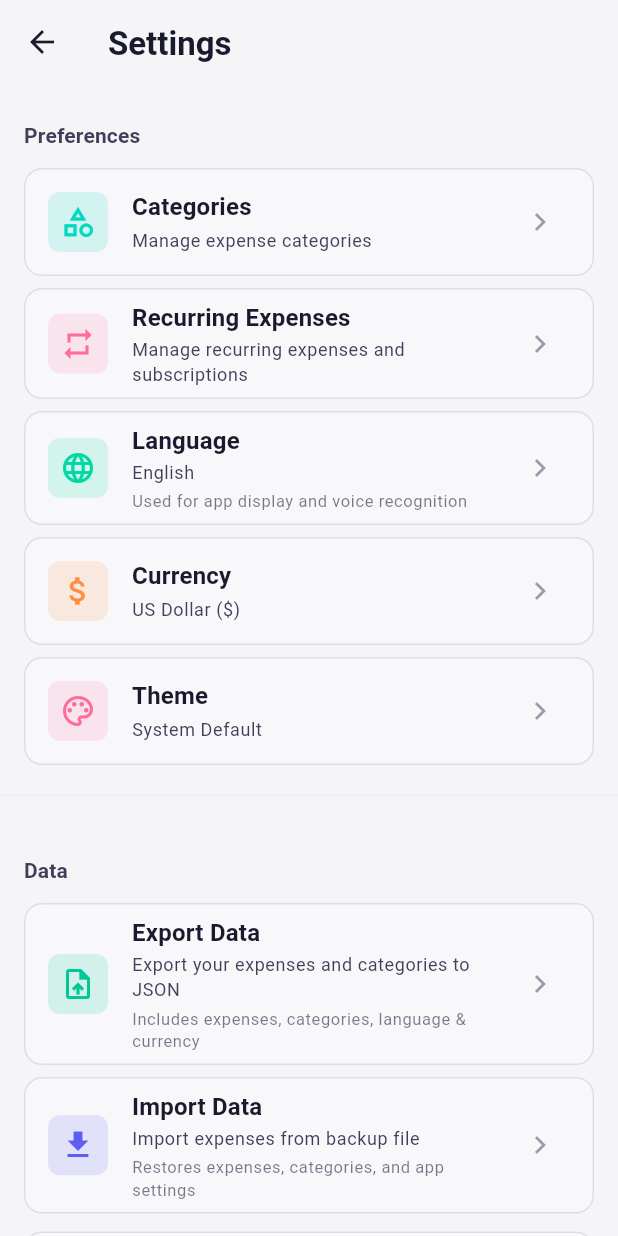
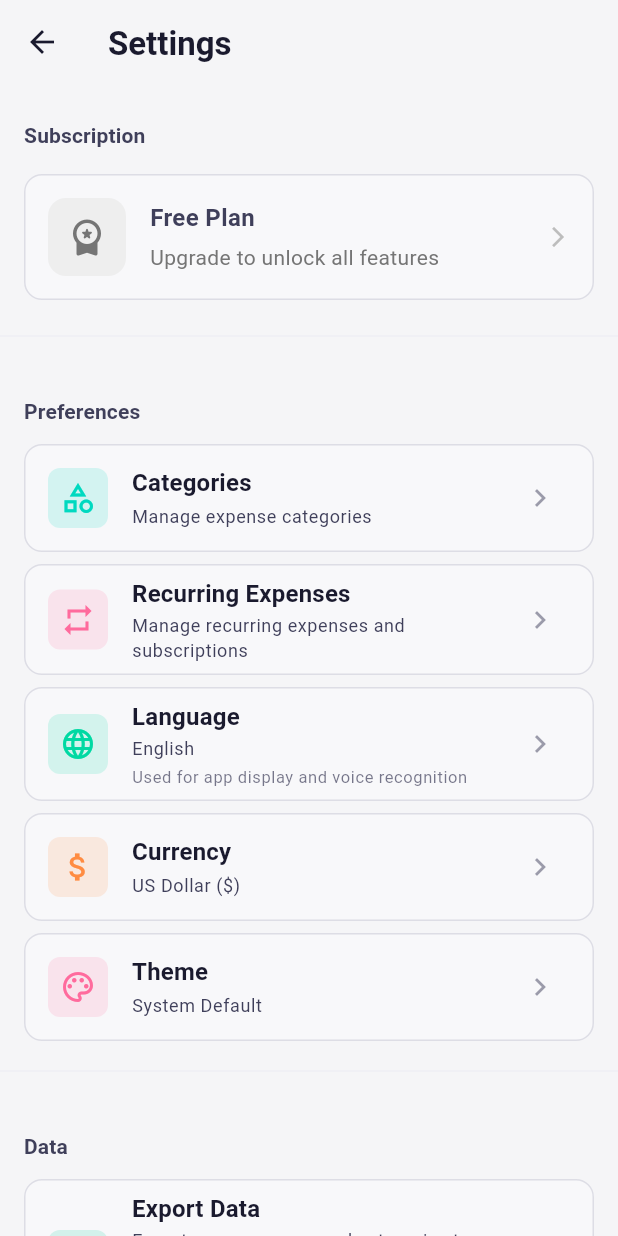
Before and after one commit to phanvantai/quick_spend, a Flutter app: the SettingsScreen screen opened directly, on a phone screen of 412 x 824 dp. Run offline on Flutter 3.47's test engine with Material 3 defaults, Android fonts, the phone set to English and light mode, and no system bars; our stand-ins replace cloud_firestore, easy_localization, file_picker, firebase_ai, firebase_analytics, firebase_core and 11 more; missing offline and left inert: liquid_glass_renderer; accounts and stored records are empty.

Commit message:
feat: integrate subscription UI and provider
Settings Screen:
- Add subscription section showing current tier (Free/Premium)
- Display Premium badge for premium users
- Show expiry date for premium subscriptions
- Tap to upgrade for free users

Main Integration:
- Add SubscriptionProvider to MultiProvider in main.dart
- Initialize subscription status on app startup
- Make subscription state available throughout app

This completes the core subscription infrastructure. Next step is to add
upgrade prompts throughout the app when users hit limits.

```diff
--- a/lib/main.dart
+++ b/lib/main.dart
@@ -8,6 +8,7 @@ import 'providers/expense_provider.dart';
 import 'providers/category_provider.dart';
 import 'providers/report_provider.dart';
 import 'providers/recurring_template_provider.dart';
+import 'providers/subscription_provider.dart';
 import 'services/preferences_service.dart';
 import 'services/database_manager.dart';
 import 'services/expense_service.dart';
@@ -138,6 +139,9 @@ class MyApp extends StatelessWidget {
         ),
         ChangeNotifierProvider(create: (_) => CategoryProvider(expenseService)),
         ChangeNotifierProvider(
+          create: (_) => SubscriptionProvider()..initialize(),
+        ),
+        ChangeNotifierProvider(
           create: (_) => RecurringTemplateProvider(recurringTemplateService),
         ),
         ChangeNotifierProxyProvider3<ExpenseProvider, CategoryProvider,
--- a/lib/screens/settings_screen.dart
+++ b/lib/screens/settings_screen.dart
@@ -10,15 +10,18 @@ import '../models/app_config.dart';
 import '../providers/app_config_provider.dart';
 import '../providers/expense_provider.dart';
 import '../providers/category_provider.dart';
+import '../providers/subscription_provider.dart';
 import '../services/export_service.dart';
 import '../services/import_service.dart';
 import '../services/data_collection_service.dart';
 import '../services/analytics_service.dart';
 import '../theme/app_theme.dart';
+import '../widgets/common/subscription_badge.dart';
 import 'categories_screen.dart';
 import 'recurring_expenses_screen.dart';
 import 'feedback_form_screen.dart';
 import 'feedback_admin_screen.dart';
+import 'paywall_screen.dart';
 
 /// Settings screen for changing app preferences
 class SettingsScreen extends StatefulWidget {
@@ -183,8 +186,8 @@ class _SettingsScreenState extends State<SettingsScreen> {
     final theme = Theme.of(context);
     final colorScheme = theme.colorScheme;
 
-    return Consumer<AppConfigProvider>(
-      builder: (context, configProvider, _) {
+    return Consumer2<AppConfigProvider, SubscriptionProvider>(
+      builder: (context, configProvider, subscriptionProvider, _) {
         return Scaffold(
           backgroundColor: colorScheme.surface,
           appBar: AppBar(title: Text(context.tr('settings.title'))),
@@ -192,6 +195,12 @@ class _SettingsScreenState extends State<SettingsScreen> {
               ? const Center(child: CircularProgressIndicator())
               : ListView(
                   children: [
+                    // Subscription Section
+                    _buildSectionHeader('Subscription'),
+                    _buildSubscriptionCard(context, subscriptionProvider),
+
+                    const Divider(height: 32),
+
                     // Preferences Section
                     _buildSectionHeader(context.tr('settings.preferences')),
 
@@ -1194,4 +1203,107 @@ class _SettingsScreenState extends State<SettingsScreen> {
       },
     );
   }
+
+  /// Build subscription card showing current tier and upgrade option
+  Widget _buildSubscriptionCard(
+    BuildContext context,
+    SubscriptionProvider subscriptionProvider,
+  ) {
+    final isPremium = subscriptionProvider.isPremium;
+    final status = subscriptionProvider.status;
+
+    return Card(
+      margin: const EdgeInsets.symmetric(
+        horizontal: AppTheme.spacing16,
+        vertical: AppTheme.spacing8,
+      ),
+      child: InkWell(
+        onTap: isPremium
+            ? null
+            : () {
+                Navigator.push(
+                  context,
+                  MaterialPageRoute(
+                    builder: (context) => const PaywallScreen(),
+                  ),
+                );
+              },
+        borderRadius: BorderRadius.circular(12),
+        child: Padding(
+          padding: const EdgeInsets.all(AppTheme.spacing16),
+          child: Row(
+            children: [
+              // Icon
+              Container(
+                padding: const EdgeInsets.all(12),
+                decoration: BoxDecoration(
+                  gradient: isPremium
+                      ? AppTheme.primaryGradient
+                      : null,
+                  color: isPremium ? null : Colors.grey[200],
+                  borderRadius: BorderRadius.circular(12),
+                ),
+                child: Icon(
+                  Icons.workspace_premium_rounded,
+                  color: isPremium ? Colors.white : Colors.grey[600],
+                  size: 28,
+                ),
+              ),
+              const SizedBox(width: AppTheme.spacing16),
+
+              // Text content
+              Expanded(
+                child: Column(
+                  crossAxisAlignment: CrossAxisAlignment.start,
+                  children: [
+                    Row(
+                      children: [
+                        Text(
+                          isPremium ? 'Premium' : 'Free Plan',
+                          style: const TextStyle(
+                            fontSize: 16,
+                            fontWeight: FontWeight.bold,
+                          ),
+                        ),
+                        const SizedBox(width: 8),
+                        if (isPremium)
+                          const SubscriptionBadge(
+                            isPremium: true,
+                            fontSize: 10,
+                          ),
+                      ],
+                    ),
+                    const SizedBox(height: 4),
+                    Text(
+                      isPremium
+                          ? status.expiryDate != null
+                              ? 'Expires on ${_formatDate(status.expiryDate!)}'
+                              : 'Active subscription'
+                          : 'Upgrade to unlock all features',
+                      style: TextStyle(
+                        fontSize: 14,
+                        color: Colors.grey[600],
+                      ),
+                    ),
+                  ],
+                ),
+              ),
+
+              // Action
+              if (!isPremium)
+                Icon(
+                  Icons.arrow_forward_ios,
+                  size: 16,
+                  color: Colors.grey[400],
+                ),
+            ],
+          ),
+        ),
+      ),
+    );
+  }
+
+  String _formatDate(DateTime date) {
+    return '${date.day}/${date.month}/${date.year}';
+  }
 }
```
